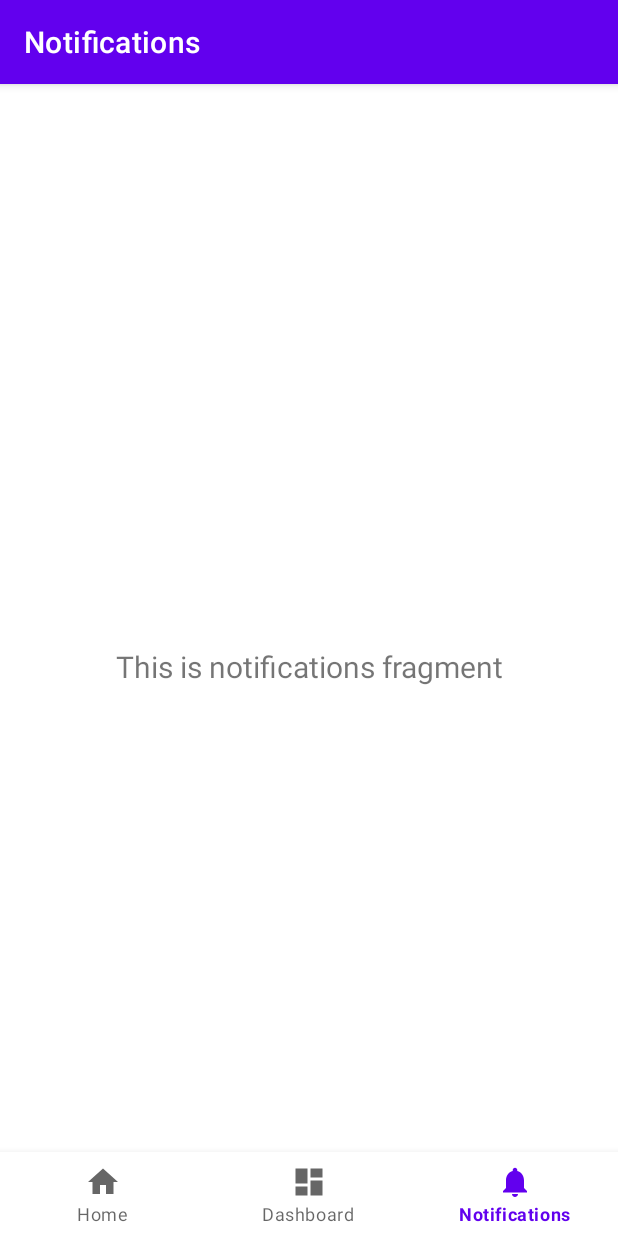
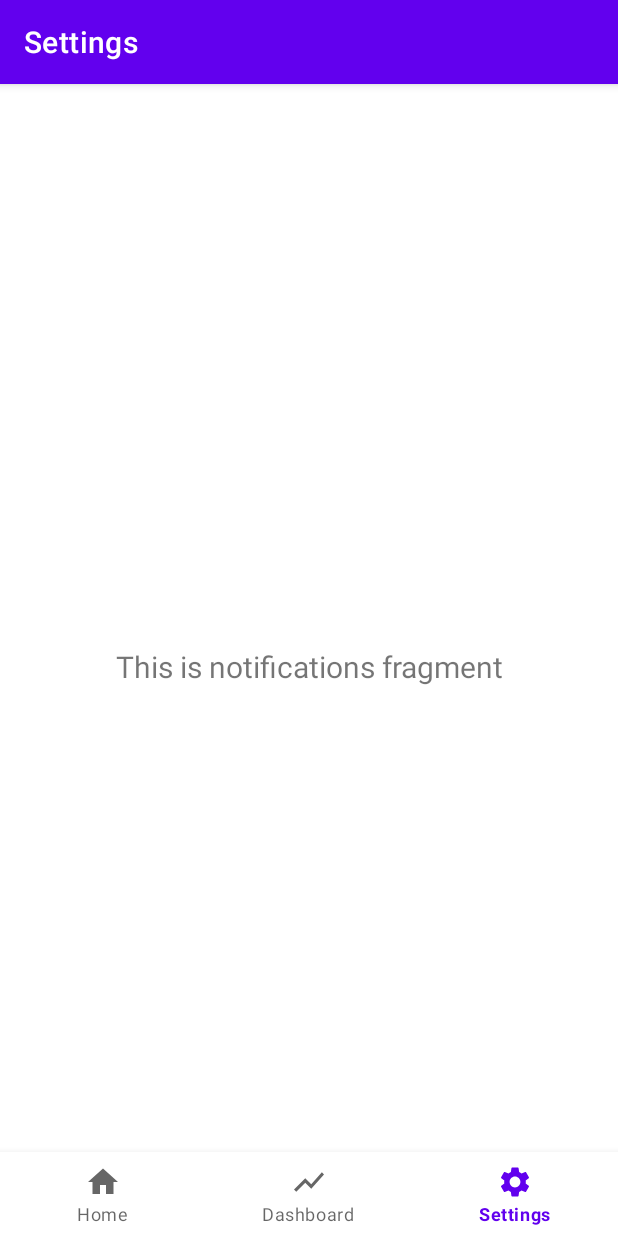
Before and after one commit to caiornp/WeightChangeTracker, an Android app: the screen it shows after launch (MainActivity), item 3 of the bottom bar chosen, on a phone screen of 412 x 824 dp. Run offline under Robolectric (Android 15) with nearby library versions, the phone set to English and light mode, and no system bars; our stand-ins replace Room's generated code, navigation-ui.

Commit message:
Working now :) - Home with add - Graph

```diff
--- a/app/src/main/java/com/example/weightchangetracker/MainActivity.java
+++ b/app/src/main/java/com/example/weightchangetracker/MainActivity.java
@@ -25,7 +25,7 @@ public class MainActivity extends AppCompatActivity {
         // Passing each menu ID as a set of Ids because each
         // menu should be considered as top level destinations.
         AppBarConfiguration appBarConfiguration = new AppBarConfiguration.Builder(
-                R.id.navigation_home, R.id.navigation_dashboard, R.id.navigation_notifications)
+                R.id.navigation_home, R.id.navigation_dashboard, R.id.navigation_settings)
                 .build();
         NavController navController = Navigation.findNavController(this, R.id.nav_host_fragment);
         NavigationUI.setupActionBarWithNavController(this, navController, appBarConfiguration);
--- a/app/src/main/java/com/example/weightchangetracker/models/WeightRegistryDatabase.java
+++ b/app/src/main/java/com/example/weightchangetracker/models/WeightRegistryDatabase.java
@@ -11,7 +11,6 @@ import androidx.sqlite.db.SupportSQLiteDatabase;
 
 import com.example.weightchangetracker.util.DateConverters;
 
-import java.util.Calendar;
 import java.util.concurrent.ExecutorService;
 import java.util.concurrent.Executors;
 
@@ -50,28 +49,25 @@ public abstract class WeightRegistryDatabase extends RoomDatabase {
                 // Populate the database in the background.
                 // If you want to start with more words, just add them.
                 WeightRegistryDao dao = INSTANCE.weightRegistryDao();
-                dao.deleteAll();
 
-                Calendar cal = Calendar.getInstance();
-                cal.set(2020, 10, 23);
-                WeightRegistry weight = new WeightRegistry(cal.getTime(),(float)88.9);
-                dao.insert(weight);
+                //dao.deleteAll();
 
-                cal.set(2020, 10, 24);
-                weight = new WeightRegistry(cal.getTime(), (float) 88.6);
-                dao.insert(weight);
+                //Calendar cal = Calendar.getInstance();
+                //cal.set(2020, 9, 26);
+                //WeightRegistry weight = new WeightRegistry(cal.getTime(),88.8f);
+                //dao.insert(weight);
 
-                cal.set(2020, 10, 25);
-                weight = new WeightRegistry(cal.getTime(),(float) 88.1);
-                dao.insert(weight);
+                //cal.set(2020, 9, 27);
+                //weight = new WeightRegistry(cal.getTime(), 88f);
+                //dao.insert(weight);
 
-                cal.set(2020, 10, 26);
-                weight = new WeightRegistry(cal.getTime(),(float) 88.8);
-                dao.insert(weight);
+                //cal.set(2020, 9, 28);
+                //weight = new WeightRegistry(cal.getTime(),88.3f);
+                //dao.insert(weight);
 
-                cal.set(2020, 10, 27);
-                weight = new WeightRegistry(cal.getTime(),(float) 88.0);
-                dao.insert(weight);
+                //cal.set(2020, 9, 29);
+                //weight = new WeightRegistry(cal.getTime(),88f);
+                //dao.insert(weight);
             });
         }
     };
--- a/app/src/main/java/com/example/weightchangetracker/ui/newweight/NewWeightActivity.java
+++ b/app/src/main/java/com/example/weightchangetracker/ui/newweight/NewWeightActivity.java
@@ -34,12 +34,12 @@ public class NewWeightActivity extends AppCompatActivity {
 
         final Button button = findViewById(R.id.button_save);
 
-        selectedDate = 0;
+        Calendar cal = Calendar. getInstance();
+        selectedDate = cal.getTimeInMillis();
 
         button.setOnClickListener(view -> {
             Intent replyIntent = new Intent();
-            if (TextUtils.isEmpty(mEditWeightView.getText()) ||
-                    (selectedDate == 0)) {
+            if (TextUtils.isEmpty(mEditWeightView.getText())) {
                 setResult(RESULT_CANCELED, replyIntent);
             } else {
                 Float weightValue = Float.parseFloat(mEditWeightView.getText().toString());
--- a/app/src/main/java/com/example/weightchangetracker/ui/notifications/NotificationsFragment.java
+++ b/app/src/main/java/com/example/weightchangetracker/ui/settings/SettingsFragment.java
@@ -1,4 +1,4 @@
-package com.example.weightchangetracker.ui.notifications;
+package com.example.weightchangetracker.ui.settings;
 
 import android.os.Bundle;
 import android.view.LayoutInflater;
@@ -14,17 +14,17 @@ import androidx.lifecycle.ViewModelProvider;
 
 import com.example.weightchangetracker.R;
 
-public class NotificationsFragment extends Fragment {
+public class SettingsFragment extends Fragment {
 
-    private NotificationsViewModel notificationsViewModel;
+    private SettingsViewModel settingsViewModel;
 
     public View onCreateView(@NonNull LayoutInflater inflater,
                              ViewGroup container, Bundle savedInstanceState) {
-        notificationsViewModel =
-                new ViewModelProvider(this).get(NotificationsViewModel.class);
-        View root = inflater.inflate(R.layout.fragment_notifications, container, false);
+        settingsViewModel =
+                new ViewModelProvider(this).get(SettingsViewModel.class);
+        View root = inflater.inflate(R.layout.fragment_settings, container, false);
         final TextView textView = root.findViewById(R.id.text_notifications);
-        notificationsViewModel.getText().observe(getViewLifecycleOwner(), new Observer<String>() {
+        settingsViewModel.getText().observe(getViewLifecycleOwner(), new Observer<String>() {
             @Override
             public void onChanged(@Nullable String s) {
                 textView.setText(s);
--- a/app/src/main/java/com/example/weightchangetracker/ui/notifications/NotificationsViewModel.java
+++ b/app/src/main/java/com/example/weightchangetracker/ui/settings/SettingsViewModel.java
@@ -1,14 +1,14 @@
-package com.example.weightchangetracker.ui.notifications;
+package com.example.weightchangetracker.ui.settings;
 
 import androidx.lifecycle.LiveData;
 import androidx.lifecycle.MutableLiveData;
 import androidx.lifecycle.ViewModel;
 
-public class NotificationsViewModel extends ViewModel {
+public class SettingsViewModel extends ViewModel {
 
     private MutableLiveData<String> mText;
 
-    public NotificationsViewModel() {
+    public SettingsViewModel() {
         mText = new MutableLiveData<>();
         mText.setValue("This is notifications fragment");
     }
--- /dev/null
+++ b/app/src/main/res/drawable/ic_baseline_settings_24.xml
@@ -0,0 +1,10 @@
+<vector xmlns:android="http://schemas.android.com/apk/res/android"
+    android:width="24dp"
+    android:height="24dp"
+    android:viewportWidth="24"
+    android:viewportHeight="24"
+    android:tint="?attr/colorControlNormal">
+  <path
+      android:fillColor="@android:color/white"
+      android:pathData="M19.14,12.94c0.04,-0.3 0.06,-0.61 0.06,-0.94c0,-0.32 -0.02,-0.64 -0.07,-0.94l2.03,-1.58c0.18,-0.14 0.23,-0.41 0.12,-0.61l-1.92,-3.32c-0.12,-0.22 -0.37,-0.29 -0.59,-0.22l-2.39,0.96c-0.5,-0.38 -1.03,-0.7 -1.62,-0.94L14.4,2.81c-0.04,-0.24 -0.24,-0.41 -0.48,-0.41h-3.84c-0.24,0 -0.43,0.17 -0.47,0.41L9.25,5.35C8.66,5.59 8.12,5.92 7.63,6.29L5.24,5.33c-0.22,-0.08 -0.47,0 -0.59,0.22L2.74,8.87C2.62,9.08 2.66,9.34 2.86,9.48l2.03,1.58C4.84,11.36 4.8,11.69 4.8,12s0.02,0.64 0.07,0.94l-2.03,1.58c-0.18,0.14 -0.23,0.41 -0.12,0.61l1.92,3.32c0.12,0.22 0.37,0.29 0.59,0.22l2.39,-0.96c0.5,0.38 1.03,0.7 1.62,0.94l0.36,2.54c0.05,0.24 0.24,0.41 0.48,0.41h3.84c0.24,0 0.44,-0.17 0.47,-0.41l0.36,-2.54c0.59,-0.24 1.13,-0.56 1.62,-0.94l2.39,0.96c0.22,0.08 0.47,0 0.59,-0.22l1.92,-3.32c0.12,-0.22 0.07,-0.47 -0.12,-0.61L19.14,12.94zM12,15.6c-1.98,0 -3.6,-1.62 -3.6,-3.6s1.62,-3.6 3.6,-3.6s3.6,1.62 3.6,3.6S13.98,15.6 12,15.6z"/>
+</vector>
--- /dev/null
+++ b/app/src/main/res/drawable/ic_baseline_show_chart_24.xml
@@ -0,0 +1,10 @@
+<vector xmlns:android="http://schemas.android.com/apk/res/android"
+    android:width="24dp"
+    android:height="24dp"
+    android:viewportWidth="24"
+    android:viewportHeight="24"
+    android:tint="?attr/colorControlNormal">
+  <path
+      android:fillColor="@android:color/white"
+      android:pathData="M3.5,18.49l6,-6.01 4,4L22,6.92l-1.41,-1.41 -7.09,7.97 -4,-4L2,16.99z"/>
+</vector>
--- a/app/src/main/res/drawable/ic_dashboard_black_24dp.xml
+++ /dev/null
@@ -1,9 +0,0 @@
-<vector xmlns:android="http://schemas.android.com/apk/res/android"
-    android:width="24dp"
-    android:height="24dp"
-    android:viewportWidth="24.0"
-    android:viewportHeight="24.0">
-    <path
-        android:fillColor="#FF000000"
-        android:pathData="M3,13h8L11,3L3,3v10zM3,21h8v-6L3,15v6zM13,21h8L21,11h-8v10zM13,3v6h8L21,3h-8z" />
-</vector>
--- a/app/src/main/res/drawable/ic_notifications_black_24dp.xml
+++ /dev/null
@@ -1,9 +0,0 @@
-<vector xmlns:android="http://schemas.android.com/apk/res/android"
-    android:width="24dp"
-    android:height="24dp"
-    android:viewportWidth="24.0"
-    android:viewportHeight="24.0">
-    <path
-        android:fillColor="#FF000000"
-        android:pathData="M12,22c1.1,0 2,-0.9 2,-2h-4c0,1.1 0.89,2 2,2zM18,16v-5c0,-3.07 -1.64,-5.64 -4.5,-6.32L13.5,4c0,-0.83 -0.67,-1.5 -1.5,-1.5s-1.5,0.67 -1.5,1.5v0.68C7.63,5.36 6,7.92 6,11v5l-2,2v1h16v-1l-2,-2z" />
-</vector>
--- a/app/src/main/res/layout/fragment_dashboard.xml
+++ b/app/src/main/res/layout/fragment_dashboard.xml
@@ -9,5 +9,7 @@
     <com.github.mikephil.charting.charts.LineChart
         android:id="@+id/chart"
         android:layout_width="match_parent"
-        android:layout_height="match_parent" />
+        android:layout_height="match_parent"
+        android:layout_marginBottom="@android:dimen/notification_large_icon_height"
+        app:layout_constraintBottom_toBottomOf="parent" />
 </androidx.constraintlayout.widget.ConstraintLayout>
--- a/app/src/main/res/layout/fragment_notifications.xml
+++ b/app/src/main/res/layout/fragment_settings.xml
@@ -4,7 +4,7 @@
     xmlns:tools="http://schemas.android.com/tools"
     android:layout_width="match_parent"
     android:layout_height="match_parent"
-    tools:context=".ui.notifications.NotificationsFragment">
+    tools:context=".ui.settings.SettingsFragment">
 
     <TextView
         android:id="@+id/text_notifications"
--- a/app/src/main/res/layout/recyclerview_item.xml
+++ b/app/src/main/res/layout/recyclerview_item.xml
@@ -5,7 +5,6 @@
     xmlns:android="http://schemas.android.com/apk/res/android"
     android:layout_width="match_parent"
     android:layout_height="wrap_content"
-    card_view:cardBackgroundColor="#E6E6E6"
     card_view:cardElevation="8dp"
     android:layout_margin="3dp">
         <RelativeLayout
--- a/app/src/main/res/menu/bottom_nav_menu.xml
+++ b/app/src/main/res/menu/bottom_nav_menu.xml
@@ -8,12 +8,12 @@
 
     <item
         android:id="@+id/navigation_dashboard"
-        android:icon="@drawable/ic_dashboard_black_24dp"
+        android:icon="@drawable/ic_baseline_show_chart_24"
         android:title="@string/title_dashboard" />
 
     <item
-        android:id="@+id/navigation_notifications"
-        android:icon="@drawable/ic_notifications_black_24dp"
-        android:title="@string/title_notifications" />
+        android:id="@+id/navigation_settings"
+        android:icon="@drawable/ic_baseline_settings_24"
+        android:title="@string/title_settings" />
 
 </menu>
--- a/app/src/main/res/navigation/mobile_navigation.xml
+++ b/app/src/main/res/navigation/mobile_navigation.xml
@@ -18,8 +18,8 @@
         tools:layout="@layout/fragment_dashboard" />
 
     <fragment
-        android:id="@+id/navigation_notifications"
-        android:name="com.example.weightchangetracker.ui.notifications.NotificationsFragment"
-        android:label="@string/title_notifications"
-        tools:layout="@layout/fragment_notifications" />
+        android:id="@+id/navigation_settings"
+        android:name="com.example.weightchangetracker.ui.settings.SettingsFragment"
+        android:label="@string/title_settings"
+        tools:layout="@layout/fragment_settings" />
 </navigation>
--- a/app/src/main/res/values/strings.xml
+++ b/app/src/main/res/values/strings.xml
@@ -2,7 +2,7 @@
     <string name="app_name">WeightChangeTracker</string>
     <string name="title_home">Home</string>
     <string name="title_dashboard">Dashboard</string>
-    <string name="title_notifications">Notifications</string>
+    <string name="title_settings">Settings</string>
 
     <string name="action_settings">Settings</string>
     <string name="hint_weight">Weight…</string>
```
Also changed, not shown: app/src/main/java/com/example/weightchangetracker/ui/dashboard/DashboardFragment.java (+129 -4 lines), app/src/main/res/layout/activity_new_weight.xml (+4 -4 lines), 1 other file.
